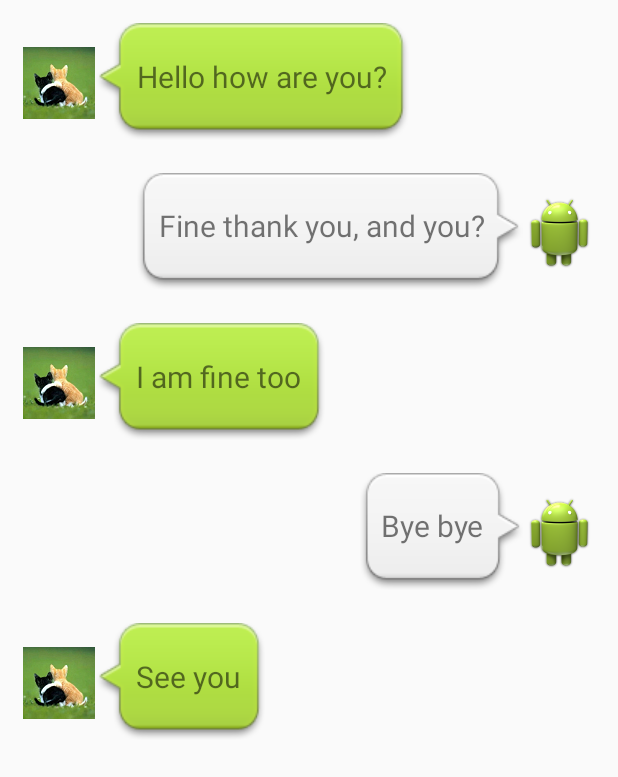
After one commit to aiweibaiyang/AndroidHeroes, an Android app: the ChatItemListViewTest screen opened directly, with no data from a screen before it, on a phone screen of 412 x 824 dp. The commit adds this screen. Shown: the top 777 px of the screen. Run offline under Robolectric (Android 15) with nearby library versions, the phone set to English and light mode, and no system bars.

```diff
--- /dev/null
+++ b/NO4/MyListView/app/src/main/java/com/example/mylistview/ChatItemListViewAdapter.java
@@ -0,0 +1,84 @@
+package com.example.mylistview;
+
+import android.content.Context;
+import android.media.Image;
+import android.view.LayoutInflater;
+import android.view.View;
+import android.view.ViewGroup;
+import android.widget.BaseAdapter;
+import android.widget.ImageView;
+import android.widget.TextView;
+
+import java.util.List;
+
+/**
+ * Created by 25400 on 2019/10/21.
+ */
+
+public class ChatItemListViewAdapter extends BaseAdapter {
+
+    private List<ChatItemListViewBean> mData;
+    private LayoutInflater mInflater;
+
+    public ChatItemListViewAdapter(Context context,
+                                   List<ChatItemListViewBean> data) {
+        this.mData = data;
+        mInflater = LayoutInflater.from(context);
+    }
+
+    @Override
+    public int getCount() {
+        return mData.size();
+    }
+
+    @Override
+    public Object getItem(int position) {
+        return mData.get(position);
+    }
+
+    @Override
+    public long getItemId(int position) {
+        return position;
+    }
+
+    @Override
+    public int getItemViewType(int position) {
+        ChatItemListViewBean bean = mData.get(position);
+        return bean.getType();
+    }
+
+    @Override
+    public int getViewTypeCount() {
+        return 2;
+    }
+
+    @Override
+    public View getView(int position, View convertView, ViewGroup parent) {
+        ViewHolder holder;
+        if (convertView == null){
+            if (getItemViewType(position) == 0){
+                holder = new ViewHolder();
+                convertView = mInflater.inflate(R.layout.chat_item_itemin,null);
+                holder.icon = (ImageView) convertView.findViewById(R.id.icon_in);
+                holder.text = (TextView) convertView.findViewById(R.id.text_in);
+            }else {
+                holder = new ViewHolder();
+                convertView = mInflater.inflate(R.layout.chat_item_itemout,null);
+                holder.icon = (ImageView) convertView.findViewById(R.id.icon_out);
+                holder.text = (TextView) convertView.findViewById(R.id.text_out);
+            }
+            convertView.setTag(holder);
+        }else {
+            holder = (ViewHolder) convertView.getTag();
+        }
+        holder.icon.setImageBitmap(mData.get(position).getIcon());
+        holder.text.setText(mData.get(position).getText());
+        return convertView;
+    }
+
+    public final class ViewHolder{
+
+        public ImageView icon;
+        public TextView text;
+    }
+}
--- /dev/null
+++ b/NO4/MyListView/app/src/main/java/com/example/mylistview/ChatItemListViewBean.java
@@ -0,0 +1,41 @@
+package com.example.mylistview;
+
+import android.graphics.Bitmap;
+
+/**
+ * Created by 25400 on 2019/10/20.
+ */
+
+public class ChatItemListViewBean {
+
+    private int type;//聊天类型，in还是out
+    private String text;//聊天文字
+    private Bitmap icon;//聊天背景图
+
+    public ChatItemListViewBean() {
+    }
+
+    public int getType() {
+        return type;
+    }
+
+    public void setType(int type) {
+        this.type = type;
+    }
+
+    public String getText() {
+        return text;
+    }
+
+    public void setText(String text) {
+        this.text = text;
+    }
+
+    public Bitmap getIcon() {
+        return icon;
+    }
+
+    public void setIcon(Bitmap icon) {
+        this.icon = icon;
+    }
+}
--- /dev/null
+++ b/NO4/MyListView/app/src/main/java/com/example/mylistview/ChatItemListViewTest.java
@@ -0,0 +1,62 @@
+package com.example.mylistview;
+
+import android.app.Activity;
+import android.graphics.BitmapFactory;
+import android.os.Bundle;
+import android.widget.ListView;
+
+import java.util.ArrayList;
+import java.util.List;
+
+/**
+ * Created by 25400 on 2019/10/21.
+ */
+
+public class ChatItemListViewTest extends Activity {
+
+    private ListView mlistView;
+
+    @Override
+    protected void onCreate(Bundle savedInstanceState) {
+        super.onCreate(savedInstanceState);
+        setContentView(R.layout.chat_item_main);
+
+        mlistView = (ListView) findViewById(R.id.listView_chat);
+        ChatItemListViewBean bean1 = new ChatItemListViewBean();
+        bean1.setType(0);
+        bean1.setIcon(BitmapFactory.decodeResource(getResources(), R.drawable.in_icon));
+        bean1.setText("Hello how are you?");
+
+        ChatItemListViewBean bean2 = new ChatItemListViewBean();
+        bean2.setType(1);
+        bean2.setIcon(BitmapFactory.decodeResource(getResources(),
+                R.drawable.ic_launcher));
+        bean2.setText("Fine thank you, and you?");
+
+        ChatItemListViewBean bean3 = new ChatItemListViewBean();
+        bean3.setType(0);
+        bean3.setIcon(BitmapFactory.decodeResource(getResources(),
+                R.drawable.in_icon));
+        bean3.setText("I am fine too");
+
+        ChatItemListViewBean bean4 = new ChatItemListViewBean();
+        bean4.setType(1);
+        bean4.setIcon(BitmapFactory.decodeResource(getResources(),
+                R.drawable.ic_launcher));
+        bean4.setText("Bye bye");
+
+        ChatItemListViewBean bean5 = new ChatItemListViewBean();
+        bean5.setType(0);
+        bean5.setIcon(BitmapFactory.decodeResource(getResources(),
+                R.drawable.in_icon));
+        bean5.setText("See you");
+
+        List<ChatItemListViewBean> data = new ArrayList<ChatItemListViewBean>();
+        data.add(bean1);
+        data.add(bean2);
+        data.add(bean3);
+        data.add(bean4);
+        data.add(bean5);
+        mlistView.setAdapter(new ChatItemListViewAdapter(this,data));
+    }
+}
--- /dev/null
+++ b/NO4/MyListView/app/src/main/res/layout/chat_item_itemin.xml
@@ -0,0 +1,24 @@
+<?xml version="1.0" encoding="utf-8"?>
+<LinearLayout xmlns:android="http://schemas.android.com/apk/res/android"
+    android:layout_width="match_parent"
+    android:layout_height="match_parent"
+    android:gravity="center_vertical"
+    android:orientation="horizontal"
+    android:padding="10dp">
+
+    <ImageView
+        android:id="@+id/icon_in"
+        android:layout_width="wrap_content"
+        android:layout_height="wrap_content"
+        android:src="@drawable/ic_launcher" />
+
+    <TextView
+        android:id="@+id/text_in"
+        android:layout_width="wrap_content"
+        android:layout_height="wrap_content"
+        android:background="@drawable/chatitem_in_bg"
+        android:gravity="center"
+        android:textSize="20sp" />
+
+
+</LinearLayout>
--- /dev/null
+++ b/NO4/MyListView/app/src/main/res/layout/chat_item_itemout.xml
@@ -0,0 +1,23 @@
+<?xml version="1.0" encoding="utf-8"?>
+<LinearLayout xmlns:android="http://schemas.android.com/apk/res/android"
+    android:layout_width="match_parent"
+    android:layout_height="match_parent"
+    android:gravity="center_vertical|right"
+    android:orientation="horizontal"
+    android:padding="10dp">
+
+    <TextView
+        android:id="@+id/text_out"
+        android:layout_width="wrap_content"
+        android:layout_height="wrap_content"
+        android:background="@drawable/chatitem_out_bg"
+        android:gravity="center"
+        android:textSize="20sp" />
+
+    <ImageView
+        android:id="@+id/icon_out"
+        android:layout_width="wrap_content"
+        android:layout_height="wrap_content"
+        android:src="@drawable/ic_launcher" />
+
+</LinearLayout>
--- /dev/null
+++ b/NO4/MyListView/app/src/main/res/layout/chat_item_main.xml
@@ -0,0 +1,15 @@
+<?xml version="1.0" encoding="utf-8"?>
+<LinearLayout xmlns:android="http://schemas.android.com/apk/res/android"
+    android:layout_width="match_parent"
+    android:layout_height="match_parent"
+    android:orientation="vertical"
+    android:padding="5dp">
+
+    <ListView
+        android:id="@+id/listView_chat"
+        android:layout_width="match_parent"
+        android:layout_height="match_parent"
+        android:divider="@null"
+        android:listSelector="@android:color/transparent" />
+
+</LinearLayout>
--- a/NO4/MyListView/app/src/main/res/values/styles.xml
+++ b/NO4/MyListView/app/src/main/res/values/styles.xml
@@ -8,4 +8,10 @@
         <item name="colorAccent">@color/colorAccent</item>
     </style>
 
+    <style name="AppTheme1" parent="Theme.AppCompat.Light.NoActionBar">
+        <!-- Customize your theme here. -->
+        <!--<item name="colorPrimary">@color/colorPrimary</item>-->
+        <!--<item name="colorPrimaryDark">@color/colorPrimaryDark</item>-->
+        <!--<item name="colorAccent">@color/colorAccent</item>-->
+    </style>
 </resources>
```
Also changed, not shown: NO4/MyListView/app/src/main/AndroidManifest.xml (+9 -2 lines), NO4/MyListView/app/src/main/java/com/example/mylistview/FlexibleListView.java (added, +53 -0 lines), NO4/MyListView/app/src/main/java/com/example/mylistview/FlexibleListViewTest.java (added, +22 -0 lines), NO4/MyListView/app/src/main/java/com/example/mylistview/FocusListViewAdapter.java (added, +82 -0 lines), NO4/MyListView/app/src/main/java/com/example/mylistview/FocusListViewTest.java (added, +40 -0 lines), NO4/MyListView/app/src/main/java/com/example/mylistview/MainActivity.java (+16 -0 lines), NO4/MyListView/app/src/main/java/com/example/mylistview/ScrollHideListView.java (added, +196 -0 lines), NO4/MyListView/app/src/main/res/layout/activity_main.xml (+24 -0 lines), NO4/MyListView/app/src/main/res/layout/flexible.xml (added, +12 -0 lines), NO4/MyListView/app/src/main/res/layout/focus.xml (added, +12 -0 lines), NO4/MyListView/app/src/main/res/layout/scroll_hide.xml (added, +20 -0 lines), NO4/MyListView/app/src/main/res/drawable/chatitem_in_bg.9.png (added), NO4/MyListView/app/src/main/res/drawable/chatitem_out_bg.9.png (added).
